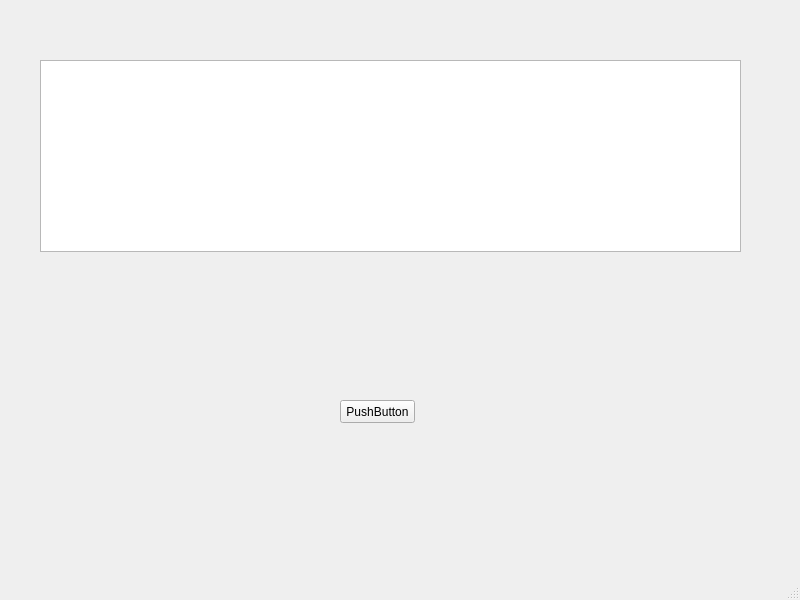
Above: main.ui from Crazycurly/VRcar_controler_GUI before the change. Below: the same form after it.
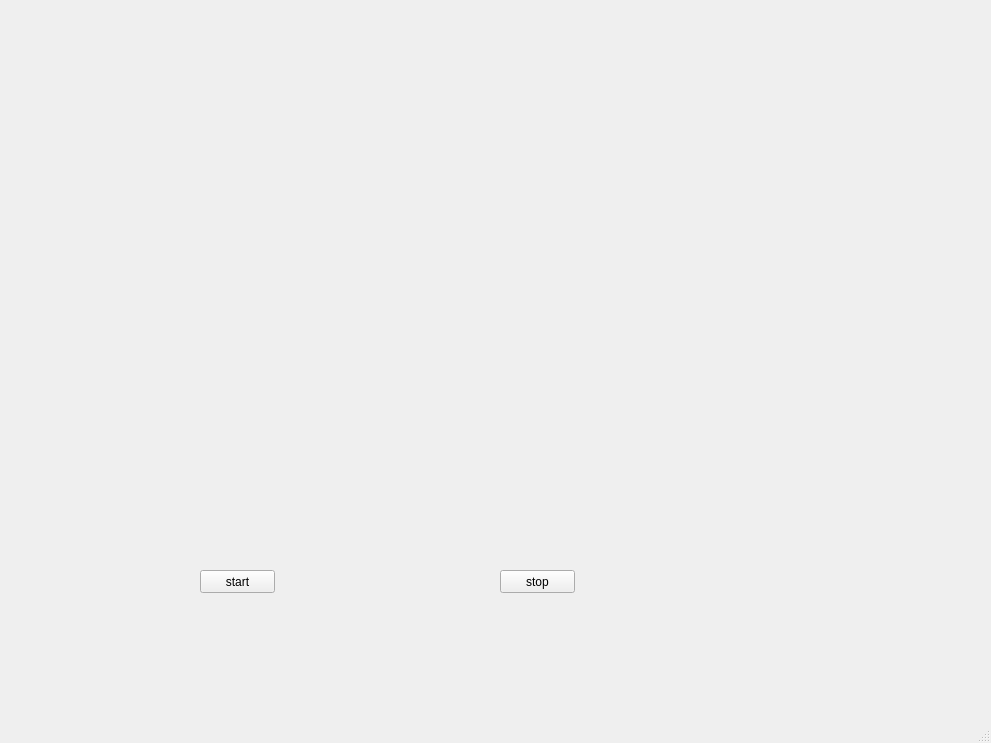
That is the form after the change.

What changed in the file:
```diff
--- a/main.ui
+++ b/main.ui
@@ -6,8 +6,8 @@
    <rect>
     <x>0</x>
     <y>0</y>
-    <width>800</width>
-    <height>600</height>
+    <width>991</width>
+    <height>743</height>
    </rect>
   </property>
   <property name="windowTitle">
@@ -17,24 +17,40 @@
    <widget class="QPushButton" name="pushButton">
     <property name="geometry">
      <rect>
-      <x>340</x>
-      <y>400</y>
+      <x>200</x>
+      <y>570</y>
       <width>75</width>
       <height>23</height>
      </rect>
     </property>
     <property name="text">
-     <string>PushButton</string>
+     <string>start</string>
     </property>
    </widget>
-   <widget class="QListView" name="listView">
+   <widget class="QLabel" name="mjpeg_label">
     <property name="geometry">
      <rect>
-      <x>40</x>
-      <y>60</y>
-      <width>701</width>
-      <height>192</height>
+      <x>150</x>
+      <y>40</y>
+      <width>640</width>
+      <height>480</height>
      </rect>
+    </property>
+    <property name="text">
+     <string/>
+    </property>
+   </widget>
+   <widget class="QPushButton" name="but_stop">
+    <property name="geometry">
+     <rect>
+      <x>500</x>
+      <y>570</y>
+      <width>75</width>
+      <height>23</height>
+     </rect>
+    </property>
+    <property name="text">
+     <string>stop</string>
     </property>
    </widget>
   </widget>
```
Left out of the diff: 6 changed lines with no effect on the pictures.
